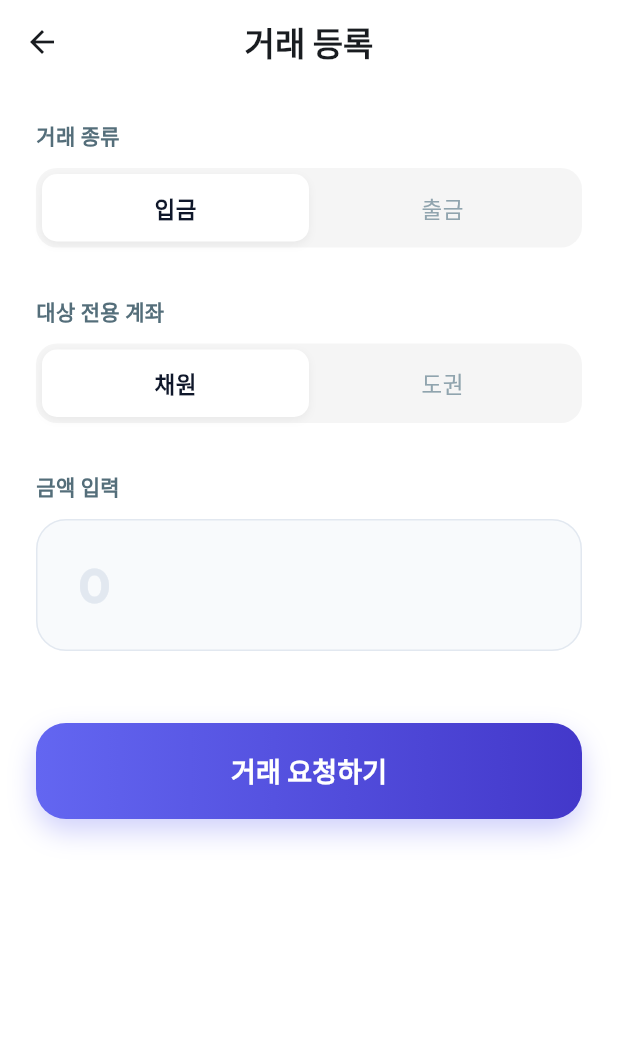
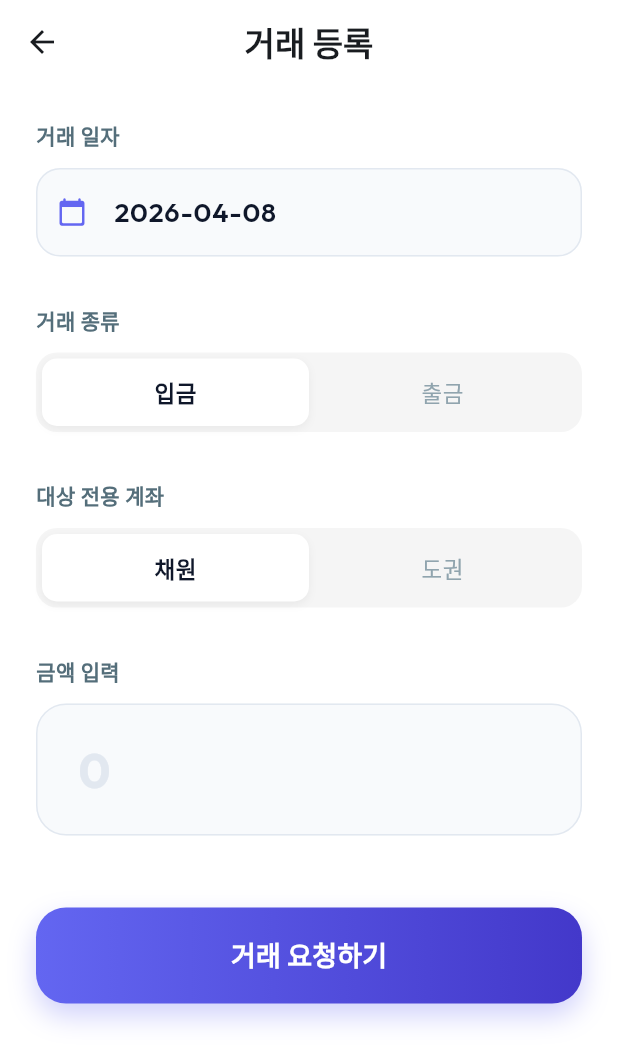
Before and after one commit to ngc7331-kor/LToBank, a Flutter app: the screen it shows once a user with an empty profile is signed in, after a tap on "거래 등록", on a phone screen of 412 x 824 dp. Shown: the top 1063 px of the screen. Run offline on Flutter 3.47's test engine with Material 3 defaults, Android fonts, the phone set to English and light mode, and no system bars; our stand-ins replace cloud_firestore, firebase_auth, firebase_core, firebase_messaging, flutter_local_notifications, google_fonts and 3 more; missing offline and left inert: home_widget; accounts and stored records are empty; generated files the repository leaves out were written again; network calls fail.

```diff
--- a/lib/screens/home_screen.dart
+++ b/lib/screens/home_screen.dart
@@ -175,11 +175,12 @@ class _HomeScreenState extends State<HomeScreen> {
             final cwData = cwSnapshot.data ?? BankData(name: '채원', currentBalance: 0, totalBalance: 0, interest: 0);
             final dkData = dkSnapshot.data ?? BankData(name: '도권', currentBalance: 0, totalBalance: 0, interest: 0);
 
+            final email = _effectiveEmail ?? '';
+            final role = AuthService.emailRoleMap[email];
+            final isCW = role == 'cw';
+            final isDK = role == 'dk';
+
             final List<Widget> cards = [];
-            final email = _effectiveEmail ?? '';
-            final isCW = email.contains('cw');
-            final isDK = email.contains('dk');
-
             if (_isParent || isCW) {
               cards.add(BalanceCard(
                 data: cwData,
@@ -267,6 +268,36 @@ class _HomeScreenState extends State<HomeScreen> {
                   ),
                 ),
                 const SizedBox(height: 4),
+                // Antigravity 실시간 연동 상태 표시 (Option 1 연동 확인용)
+                Row(
+                  children: [
+                    Container(
+                      width: 8,
+                      height: 8,
+                      decoration: BoxDecoration(
+                        color: Colors.greenAccent.shade700,
+                        shape: BoxShape.circle,
+                        boxShadow: [
+                          BoxShadow(
+                            color: Colors.greenAccent.withOpacity(0.5),
+                            blurRadius: 4,
+                            spreadRadius: 1,
+                          ),
+                        ],
+                      ),
+                    ),
+                    const SizedBox(width: 6),
+                    Text(
+                      'Antigravity 실시간 연동 중',
+                      style: GoogleFonts.notoSansKr(
+                        fontSize: 11,
+                        color: isDark ? Colors.greenAccent.shade400 : Colors.greenAccent.shade700,
+                        fontWeight: FontWeight.w800,
+                      ),
+                    ),
+                  ],
+                ),
+                const SizedBox(height: 4),
                 Text(
                   '오늘도 스마트한 저축 습관을 응원해요! 💰',
                   style: GoogleFonts.notoSansKr(
@@ -329,7 +360,7 @@ class _HomeScreenState extends State<HomeScreen> {
                     crossAxisAlignment: CrossAxisAlignment.start,
                     children: [
                       Text(
-                        '승인 대기',
+                        '승인 대기', // 부모 계정일 때 "승인 대기"
                         style: GoogleFonts.notoSansKr(
                           color: isDark ? const Color(0xFFFDE68A) : const Color(0xFF92400E),
                           fontWeight: FontWeight.w800,
@@ -360,7 +391,9 @@ class _HomeScreenState extends State<HomeScreen> {
   Widget _buildMyPendingRequests() {
     if (_isParent) return const SizedBox.shrink();
 
-    final bankId = _effectiveEmail?.contains('cw') == true ? 'cw' : (_effectiveEmail?.contains('dk') == true ? 'dk' : null);
+    final role = AuthService.emailRoleMap[_effectiveEmail];
+    final bankId = (role == 'cw' || role == 'dk') ? role : null;
+
     if (bankId == null) return const SizedBox.shrink();
 
     return StreamBuilder<List<BankTransaction>>(
@@ -371,23 +404,44 @@ class _HomeScreenState extends State<HomeScreen> {
 
         final isDark = Theme.of(context).brightness == Brightness.dark;
 
-        return Container(
+        return StreamBuilder<List<BankTransaction>>(
+          stream: db.getPendingTransactions(), // 자녀도 approvals 컬렉션을 봅니다.
+          builder: (context, approvalsSnapshot) {
+            final myPendingCount = approvalsSnapshot.data
+                    ?.where((tx) => tx.name == bankId) // 내 계좌(cw/dk) 요청만 필터링
+                    .length ??
+                0;
+
+            if (myPendingCount == 0) return const SizedBox.shrink();
+
+            return GestureDetector(
+              onTap: () => Navigator.push(
+                context,
+                MaterialPageRoute(builder: (_) => const ApprovalScreen()),
+              ),
+              child: Container(
                 margin: const EdgeInsets.only(bottom: 24),
                 padding: const EdgeInsets.all(16),
                 decoration: BoxDecoration(
-            color: isDark ? const Color(0xFF0F172A).withOpacity(0.6) : const Color(0xFFEFF6FF),
+                  color: isDark
+                      ? const Color(0xFF0F172A).withOpacity(0.6)
+                      : const Color(0xFFEFF6FF),
                   borderRadius: BorderRadius.circular(16),
-            border: Border.all(color: isDark ? const Color(0xFF1E40AF) : const Color(0xFFBFDBFE)),
+                  border: Border.all(
+                      color: isDark ? const Color(0xFF1E40AF) : const Color(0xFFBFDBFE)),
                 ),
                 child: Row(
                   children: [
                     Container(
                       padding: const EdgeInsets.all(10),
                       decoration: BoxDecoration(
-                  color: isDark ? const Color(0xFF1E40AF).withOpacity(0.3) : const Color(0xFFDBEAFE),
+                        color: isDark
+                            ? const Color(0xFF1E40AF).withOpacity(0.3)
+                            : const Color(0xFFDBEAFE),
                         borderRadius: BorderRadius.circular(12),
                       ),
-                child: const Icon(Icons.hourglass_empty_rounded, color: Color(0xFF3B82F6), size: 24),
+                      child: const Icon(Icons.hourglass_empty_rounded,
+                          color: Color(0xFF3B82F6), size: 24),
                     ),
                     const SizedBox(width: 16),
                     Expanded(
@@ -395,16 +449,18 @@ class _HomeScreenState extends State<HomeScreen> {
                         crossAxisAlignment: CrossAxisAlignment.start,
                         children: [
                           Text(
-                      '승인 요청 중',
+                            '승인 요청중', // 자녀 계정일 때는 "승인 요청중"
                             style: GoogleFonts.notoSansKr(
-                        color: isDark ? const Color(0xFF93C5FD) : const Color(0xFF1E40AF),
+                              color: isDark
+                                  ? const Color(0xFF93C5FD)
+                                  : const Color(0xFF1E40AF),
                               fontWeight: FontWeight.w800,
                               fontSize: 15,
                             ),
                           ),
                           const SizedBox(height: 2),
                           Text(
-                      '내가 요청한 $myPendingCount건을 부모님이 확인 중이에요.',
+                            '아빠의 승인을 기다리는 요청이 $myPendingCount건 있어요.',
                             style: GoogleFonts.notoSansKr(
                               color: isDark ? const Color(0xFF60A5FA) : const Color(0xFF3B82F6),
                               fontSize: 13,
@@ -414,8 +470,13 @@ class _HomeScreenState extends State<HomeScreen> {
                         ],
                       ),
                     ),
+                    Icon(Icons.chevron_right_rounded,
+                      color: isDark ? const Color(0xFF60A5FA) : const Color(0xFF3B82F6)),
                   ],
                 ),
+              ),
+            );
+          },
         );
       },
     );
@@ -457,8 +518,9 @@ class _HomeScreenState extends State<HomeScreen> {
                 }
 
                 final email = _effectiveEmail ?? '';
-                final isCW = email.contains('cw');
-                final isDK = email.contains('dk');
+                final role = AuthService.emailRoleMap[email];
+                final isCW = role == 'cw';
+                final isDK = role == 'dk';
 
                 List<BankTransaction> allTxs = [];
                 if (_isParent || isCW) {
@@ -496,9 +558,10 @@ class _HomeScreenState extends State<HomeScreen> {
 
   String _getRealName(String? email) {
     if (email == null) return '사용자';
-    if (email == 'father@example.com') return '태오';
-    if (email == 'chaewon@example.com') return '채원';
-    if (email == 'dokwon@example.com') return '도권';
+    final normalizedEmail = email.toLowerCase();
+    if (normalizedEmail == 'taeoh0311@gmail.com') return '태오';
+    if (normalizedEmail == 'ngc7331cw@gmail.com' || normalizedEmail == 'taeoh0317@gmail.com') return '채원';
+    if (normalizedEmail == 'ngc7331dk@gmail.com' || normalizedEmail == 'taeoh0318@gmail.com') return '도권';
     return user?.displayName?.split(' ').first ?? '사용자';
   }
 }
--- a/lib/screens/request_transaction_screen.dart
+++ b/lib/screens/request_transaction_screen.dart
@@ -7,20 +7,44 @@ import '../services/auth_service.dart';
 import '../services/fcm_service.dart';
 
 class RequestTransactionScreen extends StatefulWidget {
-  const RequestTransactionScreen({super.key});
+  final BankTransaction? initialTransaction;
+  const RequestTransactionScreen({super.key, this.initialTransaction});
 
   @override
   State<RequestTransactionScreen> createState() => _RequestTransactionScreenState();
 }
 
 class _RequestTransactionScreenState extends State<RequestTransactionScreen> {
-  final _amountController = TextEditingController();
+  late final TextEditingController _amountController;
+  late final TextEditingController _dateController;
   final db = DatabaseService();
   final auth = AuthService();
 
+  DateTime _selectedDate = DateTime.now();
   String _selectedType = '입금';
   String _selectedTarget = 'cw';
   bool _isLoading = false;
+
+  bool get _isEditMode => widget.initialTransaction != null;
+
+  @override
+  void initState() {
+    super.initState();
+    final initTx = widget.initialTransaction;
+
+    _amountController = TextEditingController(text: initTx?.amount.toString() ?? '');
+    _dateController = TextEditingController(text: initTx?.date ?? DateTime.now().toString().split(' ')[0]);
+
+    if (initTx != null) {
+      _selectedType = initTx.type;
+      _selectedTarget = initTx.name;
+      try {
+        _selectedDate = DateTime.parse(initTx.date);
+      } catch (e) {
+        _selectedDate = DateTime.now();
+      }
+    }
+  }
 
   void _submitRequest() async {
     final amountText = _amountController.text.replaceAll(',', '');
@@ -36,8 +60,8 @@ class _RequestTransactionScreenState extends State<RequestTransactionScreen> {
     setState(() => _isLoading = true);
 
     final tx = BankTransaction(
-      id: '',
-      date: DateTime.now().toString().split(' ')[0],
+      id: _isEditMode ? widget.initialTransaction!.id : '',
+      date: _dateController.text,
       name: _selectedTarget,
       type: _selectedType,
       amount: amount,
@@ -47,31 +71,36 @@ class _RequestTransactionScreenState extends State<RequestTransactionScreen> {
     );
 
     try {
-      await db.requestTransaction(tx);
+      if (_isEditMode) {
+        await db.updatePendingTransaction(tx.id, tx);
+      } else {
+        await db.requestTransaction(tx);
+      }
 
-      // [요청] 관리자(태오)에게 FCM 푸시 발송
+      // [요청/수정] 관리자(태오)에게 FCM 푸시 발송
       try {
-        final amountStr = amount.toString().replaceAllMapped(RegExp(r'(\d{1,3})(?=(\d{3})+(?!\d))'), (Match m) => '\${m[1]},');
+        final amountStr = amount.toString().replaceAllMapped(RegExp(r'(\d{1,3})(?=(\d{3})+(?!\d))'), (Match m) => '${m[1]},');
         final nameStr = _selectedTarget == 'cw' ? '채원' : '도권';
+        final actionStr = _isEditMode ? '수정' : '요청';
         await FCMService().sendPushMessage(
           targetRoleOrName: 'admin',
-          title: '거래 승인 요청',
-          body: '$nameStr이가 $_selectedType ${amountStr}원을 거래 승인 요청하였습니다.',
+          title: '거래 승인 $actionStr',
+          body: '$nameStr이가 $_selectedType ${amountStr}원을 거래 $actionStr하였습니다.',
         );
       } catch (e) {
-        print('Push notification error: \$e');
+        print('Push notification error: $e');
       }
 
       if (mounted) {
         ScaffoldMessenger.of(context).showSnackBar(
-          const SnackBar(content: Text('🎉 거래 요청이 완료되었습니다! 아빠의 승인을 기다려주세요.')),
+          SnackBar(content: Text(_isEditMode ? '🎉 거래 수정이 완료되었습니다!' : '🎉 거래 요청이 완료되었습니다! 아빠의 승인을 기다려주세요.')),
         );
         Navigator.pop(context);
       }
     } catch (e) {
       if (mounted) {
         ScaffoldMessenger.of(context).showSnackBar(
-          SnackBar(content: Text('❌ 요청 중 오류 발생: $e')),
+          SnackBar(content: Text('❌ 작업 중 오류 발생: $e')),
         );
       }
     } finally {
@@ -84,7 +113,7 @@ class _RequestTransactionScreenState extends State<RequestTransactionScreen> {
     return Scaffold(
       backgroundColor: Colors.white,
       appBar: AppBar(
-        title: Text('거래 등록', style: GoogleFonts.notoSansKr(fontWeight: FontWeight.bold)),
+        title: Text(_isEditMode ? '거래 수정' : '거래 등록', style: GoogleFonts.notoSansKr(fontWeight: FontWeight.bold)),
         backgroundColor: Colors.white,
         elevation: 0,
         centerTitle: true,
@@ -94,6 +123,10 @@ class _RequestTransactionScreenState extends State<RequestTransactionScreen> {
         child: Column(
           crossAxisAlignment: CrossAxisAlignment.start,
           children: [
+            _buildSectionLabel('거래 일자'),
+            const SizedBox(height: 12),
+            _buildDateInput(),
+            const SizedBox(height: 32),
             _buildSectionLabel('거래 종류'),
             const SizedBox(height: 12),
             _buildSegmentedControl(_selectedType, ['입금', '출금'], (val) {
@@ -110,6 +143,40 @@ class _RequestTransactionScreenState extends State<RequestTransactionScreen> {
             const SizedBox(height: 48),
             _buildSubmitButton(),
           ],
+        ),
+      ),
+    );
+  }
+
+  Widget _buildDateInput() {
+    return InkWell(
+      onTap: () async {
+        final picked = await showDatePicker(
+          context: context,
+          initialDate: _selectedDate,
+          firstDate: DateTime(2020),
+          lastDate: DateTime(2101),
+        );
+        if (picked != null) {
+          setState(() {
+            _selectedDate = picked;
+            _dateController.text = picked.toString().split(' ')[0];
+          });
+        }
+      },
+      child: TextField(
+        controller: _dateController,
+        enabled: false, // 터치로 캘린더 띄우기 위해 비활성화 (필요시 직접 입력 가능하게 변경 가능)
+        style: GoogleFonts.outfit(fontSize: 18, fontWeight: FontWeight.w600, color: const Color(0xFF0F172A)),
+        decoration: InputDecoration(
+          prefixIcon: const Icon(Icons.calendar_today_rounded, color: Color(0xFF6366F1), size: 20),
+          filled: true,
+          fillColor: const Color(0xFFF8FAFC),
+          contentPadding: const EdgeInsets.symmetric(horizontal: 20, vertical: 16),
+          disabledBorder: OutlineInputBorder(
+            borderRadius: BorderRadius.circular(16),
+            borderSide: const BorderSide(color: Color(0xFFE2E8F0)),
+          ),
         ),
       ),
     );
--- a/lib/services/auth_service.dart
+++ b/lib/services/auth_service.dart
@@ -8,6 +8,15 @@ class AuthService {
   final GoogleSignIn _googleSignIn = GoogleSignIn(
     serverClientId: '35323267785-oqueflp0he6ot8jphtq8dqobpt6k2hp7.apps.googleusercontent.com',
   );
+
+  // 👤 이메일-역할 매매핑 (전체 주소 기반 정확한 인식)
+  static const Map<String, String> emailRoleMap = {
+    'taeoh0311@gmail.com': 'admin',
+    'ngc7331cw@gmail.com': 'cw',
+    'taeoh0317@gmail.com': 'cw', // 채원 새 계정
+    'ngc7331dk@gmail.com': 'dk',
+    'taeoh0318@gmail.com': 'dk', // 도권 새 계정
+  };
 
   // 🚪 구글 로그인
   Future<User?> signInWithGoogle() async {
@@ -30,33 +39,26 @@ class AuthService {
 
       final UserCredential userCredential =
           await _auth.signInWithCredential(credential);
-      print('Firebase Sign-In successful: \${userCredential.user?.email}');
+      print('Firebase Sign-In successful: ${userCredential.user?.email}');
 
       final user = userCredential.user;
       if (user != null) {
-        // 🛡️ [Security] 진짜 이메일 화이트리스트 체크 (3인만 허용)
-        final allowedEmails = [
-          'father@example.com', // 아빠
-          'chaewon@example.com', // 채원
-          'dokwon@example.com', // 도권
-        ];
-
-        if (!allowedEmails.contains(user.email)) {
-          print('Unauthorized access attempt: \${user.email}');
+        final email = user.email?.toLowerCase() ?? '';
+        // 🛡️ [Security] 이메일 화이트리스트 체크 (대소문자 무시)
+        if (!emailRoleMap.containsKey(email)) {
+          print('Unauthorized access attempt: $email');
           await signOut(); // 즉시 로그아웃
           throw FirebaseAuthException(
             code: 'unauthorized-user',
-            message: '허용된 사용자가 아닙니다. (가족 전용 계정으로 로그인해주세요)',
+            message: '허용된 사용자가 아닙니다. ($email)',
           );
         }
 
         try {
           final token = await FCMService().getToken();
           if (token != null) {
-            // 이메일 기반 역할 판별
-            String role = 'admin';
-            if (user.email == 'chaewon@example.com') role = 'cw';
-            if (user.email == 'dokwon@example.com') role = 'dk';
+            // 이메일 기반 역할 판별 (Map 참조)
+            String role = emailRoleMap[email] ?? 'admin';
 
             await FirebaseFirestore.instance.collection('users').doc(user.uid).set({
               'email': user.email,
@@ -66,7 +68,7 @@ class AuthService {
             }, SetOptions(merge: true));
           }
         } catch (e) {
-          print('FCM Token Save Error: \$e');
+          print('FCM Token Save Error: $e');
         }
       }
 
@@ -90,5 +92,5 @@ class AuthService {
   String? get userEmail => _auth.currentUser?.email;
 
   // 👨‍👩‍👧‍👦 권한 확인 (간이 버전, 실제로는 Firestore users 컬렉션 권장)
-  bool get isParent => userEmail == 'father@example.com'; // 사용자님 이메일 기준
+  bool get isParent => userEmail == 'taeoh0311@gmail.com'; // 사용자님 이메일 기준
 }
--- a/lib/services/widget_sync_service.dart
+++ b/lib/services/widget_sync_service.dart
@@ -1,3 +1,5 @@
+import 'package:shared_preferences/shared_preferences.dart';
+import 'auth_service.dart';
 import 'package:firebase_auth/firebase_auth.dart';
 import 'database_service.dart';
 import 'widget_service.dart';
@@ -65,16 +67,15 @@ class WidgetSyncService {
     _pendingSub?.cancel();
   }
 
-  void _updateWidget() {
+  Future<void> _updateWidget() async {
     final user = FirebaseAuth.instance.currentUser;
     if (user == null) return;
 
-    String role = 'parent';
-    if (user.email == 'chaewon@example.com') {
-      role = 'cw';
-    } else if (user.email == 'dokwon@example.com') {
-      role = 'dk';
-    }
+    final email = user.email?.toLowerCase();
+    final role = AuthService.emailRoleMap[email] ?? 'parent';
+
+    final prefs = await SharedPreferences.getInstance();
+    prefs.setString('flutter.userRole', role);
 
     WidgetService.updateWidgetData(
       pendingCount: _pendingCount,
```
Also changed, not shown: lib/screens/approval_screen.dart (+5 -4 lines), lib/services/database_service.dart (+12 -0 lines). Lines whose indentation alone changed are shown as unchanged.
